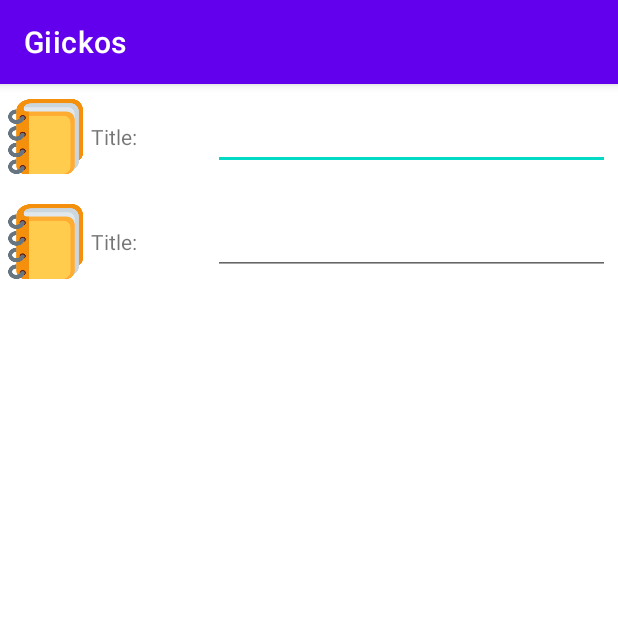
After one commit to PinewoodPip/Giickos, an Android app: the fragment TaskCreator shown on its own in the app's theme, on a phone screen of 412 x 824 dp, the top half of it. The commit adds this screen. Run offline under Robolectric (Android 15) with nearby library versions, the phone set to English and light mode, and no system bars.

Commit message:
Add task creator section and field fragments

```diff
--- /dev/null
+++ b/app/src/main/java/edu/ub/pis/giickos/GiickosFragment.java
@@ -0,0 +1,29 @@
+package edu.ub.pis.giickos;
+
+import androidx.fragment.app.Fragment;
+import androidx.fragment.app.FragmentManager;
+import androidx.fragment.app.FragmentTransaction;
+
+public class GiickosFragment extends Fragment {
+
+    // Creates a child fragment and parents it.
+    public void addChildFragment(Fragment fragment, int parentID) {
+        FragmentManager childrenManager = getChildFragmentManager();
+        FragmentTransaction childFragTrans = childrenManager.beginTransaction();
+
+        childFragTrans.add(parentID, fragment);
+        childFragTrans.addToBackStack(null);
+        childFragTrans.commit();
+    }
+
+    // Replaces a child fragment.
+    public void replaceFragment(int id, Fragment newFragment) {
+        FragmentManager childrenManager = getChildFragmentManager();
+        FragmentTransaction transaction = childrenManager.beginTransaction();
+        transaction.setReorderingAllowed(true);
+
+        transaction.replace(id, newFragment);
+
+        transaction.commit();
+    }
+}
--- /dev/null
+++ b/app/src/main/java/edu/ub/pis/giickos/taskcreator/TaskCreator.java
@@ -0,0 +1,59 @@
+package edu.ub.pis.giickos.taskcreator;
+
+import android.os.Bundle;
+
+import androidx.fragment.app.Fragment;
+
+import android.view.LayoutInflater;
+import android.view.View;
+import android.view.ViewGroup;
+
+import edu.ub.pis.giickos.GiickosFragment;
+import edu.ub.pis.giickos.R;
+import edu.ub.pis.giickos.ui.section.Section;
+
+// Section for creating tasks.
+public class TaskCreator extends Section {
+
+    // TODO viewmodel
+
+    public TaskCreator() {} // Required empty public constructor
+
+    /**
+     * Use this factory method to create a new instance of
+     * this fragment using the provided parameters.
+     *
+     * @return A new instance of fragment TaskCreator.
+     */
+    public static TaskCreator newInstance() {
+        TaskCreator fragment = new TaskCreator();
+        Bundle args = new Bundle();
+
+        fragment.setArguments(args);
+
+        return fragment;
+    }
+
+    @Override
+    public void onCreate(Bundle savedInstanceState) {
+        super.onCreate(savedInstanceState);
+    }
+
+    private void addTextField(int iconID, String label) {
+        TaskField field = TaskField.newInstance(iconID, label);
+
+        addChildFragment(field, R.id.list_main);
+    }
+
+    @Override
+    public View onCreateView(LayoutInflater inflater, ViewGroup container,
+                             Bundle savedInstanceState) {
+        View view = inflater.inflate(R.layout.fragment_task_creator, container, false);
+
+        // TODO remove - mock up
+        addTextField(R.drawable.placeholder_notebook, getString(R.string.taskcreator_label_title));
+        addTextField(R.drawable.placeholder_notebook, getString(R.string.taskcreator_label_title));
+
+        return view;
+    }
+}
--- /dev/null
+++ b/app/src/main/java/edu/ub/pis/giickos/taskcreator/TaskField.java
@@ -0,0 +1,59 @@
+package edu.ub.pis.giickos.taskcreator;
+
+import android.os.Bundle;
+
+import androidx.fragment.app.Fragment;
+
+import android.view.LayoutInflater;
+import android.view.View;
+import android.view.ViewGroup;
+import android.widget.ImageView;
+import android.widget.TextView;
+
+import edu.ub.pis.giickos.R;
+
+// Fragment for fields within task creator.
+public class TaskField extends Fragment {
+    private static final String ARG_ICON = "Icon";
+    private static final String ARG_LABEL = "Label";
+
+    private int iconID;
+    private String label;
+
+    public TaskField() {} // Required empty public constructor
+
+    public static TaskField newInstance(int iconID, String label) {
+        TaskField fragment = new TaskField();
+        Bundle args = new Bundle();
+
+        args.putInt(ARG_ICON, iconID);
+        args.putString(ARG_LABEL, label);
+        fragment.setArguments(args);
+
+        return fragment;
+    }
+
+    @Override
+    public void onCreate(Bundle savedInstanceState) {
+        super.onCreate(savedInstanceState);
+
+        Bundle arguments = getArguments();
+        if (arguments != null) {
+            iconID = arguments.getInt(ARG_ICON);
+            label = arguments.getString(ARG_LABEL);
+        }
+    }
+
+    @Override
+    public View onCreateView(LayoutInflater inflater, ViewGroup container,
+                             Bundle savedInstanceState) {
+        View view = inflater.inflate(R.layout.fragment_task_field, container, false);
+        ImageView image = view.findViewById(R.id.image_icon);
+        TextView text = view.findViewById(R.id.label);
+
+        image.setImageResource(iconID);
+        text.setText(label);
+
+        return view;
+    }
+}
--- a/app/src/main/java/edu/ub/pis/giickos/taskexplorer/TaskExplorer.java
+++ b/app/src/main/java/edu/ub/pis/giickos/taskexplorer/TaskExplorer.java
@@ -9,9 +9,10 @@ import android.view.View;
 import android.view.ViewGroup;
 
 import edu.ub.pis.giickos.R;
+import edu.ub.pis.giickos.ui.section.Section;
 
 // Main fragment for the task explorer.
-public class TaskExplorer extends Fragment {
+public class TaskExplorer extends Section {
 
     // TODO: ViewModel to fetch tasks
 
--- /dev/null
+++ b/app/src/main/java/edu/ub/pis/giickos/ui/section/Section.java
@@ -0,0 +1,7 @@
+package edu.ub.pis.giickos.ui.section;
+
+import edu.ub.pis.giickos.GiickosFragment;
+
+public class Section extends GiickosFragment {
+
+}
--- /dev/null
+++ b/app/src/main/java/edu/ub/pis/giickos/utilities/UI.java
@@ -0,0 +1,9 @@
+package edu.ub.pis.giickos.utilities;
+
+public final class UI {
+    private UI() {}
+
+    public static void CreateChildFragment() {
+
+    }
+}
--- a/app/src/main/res/layout/fragment_main.xml
+++ b/app/src/main/res/layout/fragment_main.xml
@@ -9,7 +9,7 @@
     tools:context=".ui.main.MainFragment">
 
     <androidx.fragment.app.FragmentContainerView
-        android:id="@+id/fragmentContainerView2"
+        android:id="@+id/fragment_main"
         android:name="edu.ub.pis.giickos.taskexplorer.TaskExplorer"
         android:layout_width="match_parent"
         android:layout_height="wrap_content"
--- /dev/null
+++ b/app/src/main/res/layout/fragment_task_creator.xml
@@ -0,0 +1,32 @@
+<?xml version="1.0" encoding="utf-8"?>
+<FrameLayout xmlns:android="http://schemas.android.com/apk/res/android"
+    xmlns:tools="http://schemas.android.com/tools"
+    android:layout_width="match_parent"
+    android:layout_height="match_parent"
+    tools:context=".taskcreator.TaskCreator">
+
+    <LinearLayout
+        android:id="@+id/list_main"
+        android:layout_width="match_parent"
+        android:layout_height="match_parent"
+        android:orientation="vertical">
+
+        <androidx.fragment.app.FragmentContainerView
+            android:id="@+id/mock_field"
+            android:name="edu.ub.pis.giickos.taskcreator.TaskField"
+            android:layout_width="match_parent"
+            android:layout_height="wrap_content"
+            android:visibility="gone"
+            tools:layout="@layout/fragment_task_field"
+            tools:visibility="visible" />
+
+        <androidx.fragment.app.FragmentContainerView
+            android:id="@+id/mock_field2"
+            android:name="edu.ub.pis.giickos.taskcreator.TaskField"
+            android:layout_width="match_parent"
+            android:layout_height="wrap_content"
+            android:visibility="gone"
+            tools:visibility="visible"
+            tools:layout="@layout/fragment_task_field" />
+    </LinearLayout>
+</FrameLayout>
--- /dev/null
+++ b/app/src/main/res/layout/fragment_task_field.xml
@@ -0,0 +1,40 @@
+<?xml version="1.0" encoding="utf-8"?>
+<FrameLayout xmlns:android="http://schemas.android.com/apk/res/android"
+    xmlns:app="http://schemas.android.com/apk/res-auto"
+    xmlns:tools="http://schemas.android.com/tools"
+    android:layout_width="match_parent"
+    android:layout_height="70dp"
+    tools:context=".taskcreator.TaskField">
+
+    <LinearLayout
+        android:layout_width="match_parent"
+        android:layout_height="70dp"
+        android:gravity="center|left"
+        android:orientation="horizontal"
+        android:paddingHorizontal="5dp">
+
+        <ImageView
+            android:id="@+id/image_icon"
+            android:layout_width="50dp"
+            android:layout_height="50dp"
+            android:layout_marginRight="5dp"
+            android:layout_weight="0"
+            android:scaleType="fitCenter"
+            android:src="@drawable/placeholder" />
+
+        <TextView
+            android:id="@+id/label"
+            android:layout_width="30dp"
+            android:layout_height="wrap_content"
+            android:layout_weight="1"
+            android:text="@string/taskcreator_label_title" />
+
+        <EditText
+            android:id="@+id/textfield_input"
+            android:layout_width="wrap_content"
+            android:layout_height="wrap_content"
+            android:layout_weight="1"
+            android:ems="10"
+            android:inputType="textPersonName" />
+    </LinearLayout>
+</FrameLayout>
--- a/app/src/main/res/values/strings.xml
+++ b/app/src/main/res/values/strings.xml
@@ -2,4 +2,5 @@
     <string name="app_name">Giickos</string>
     <!-- TODO: Remove or change this placeholder text -->
     <string name="hello_blank_fragment">Hello blank fragment</string>
+    <string name="taskcreator_label_title">Title:</string>
 </resources>
```
